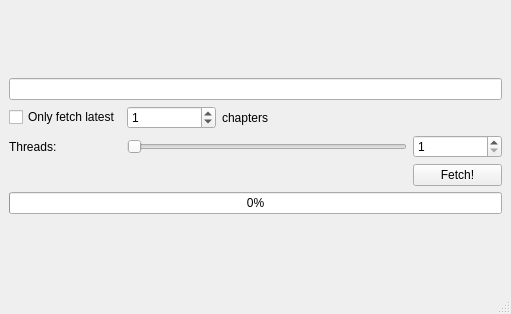
Above: mainwindow.ui from XIAZY/DriveIt before the change. Below: the same form after it.
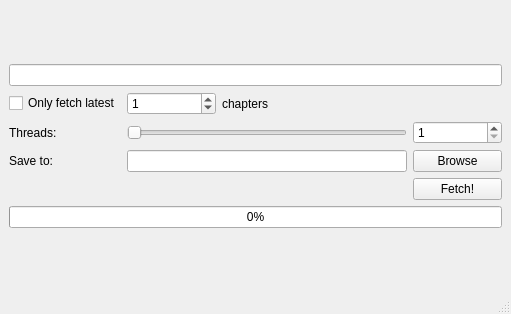
That is the form after the change.

Commit message: add folder selection and multiprocessing to gui version

```diff
--- a/mainwindow.ui
+++ b/mainwindow.ui
@@ -17,7 +17,10 @@
    <layout class="QGridLayout" name="gridLayout_2">
     <item row="0" column="0">
      <layout class="QGridLayout" name="gridLayout">
-      <item row="3" column="4">
+      <property name="leftMargin">
+       <number>0</number>
+      </property>
+      <item row="4" column="4">
        <widget class="QPushButton" name="pushButton">
         <property name="text">
          <string>Fetch!</string>
@@ -48,7 +51,7 @@
         </property>
        </widget>
       </item>
-      <item row="4" column="0" colspan="5">
+      <item row="5" column="0" colspan="5">
        <widget class="QProgressBar" name="progressBar">
         <property name="value">
          <number>0</number>
@@ -95,6 +98,23 @@
         </property>
        </widget>
       </item>
+      <item row="3" column="0">
+       <widget class="QLabel" name="label_save">
+        <property name="text">
+         <string>Save to:</string>
+        </property>
+       </widget>
+      </item>
+      <item row="3" column="1" colspan="3">
+       <widget class="QLineEdit" name="lineEdit_save_location"/>
+      </item>
+      <item row="3" column="4">
+       <widget class="QPushButton" name="pushButton_browse_file">
+        <property name="text">
+         <string>Browse</string>
+        </property>
+       </widget>
+      </item>
      </layout>
     </item>
    </layout>
```
Left out of the diff: 30 changed lines with no effect on the pictures. The commit also changes 4 other files.
